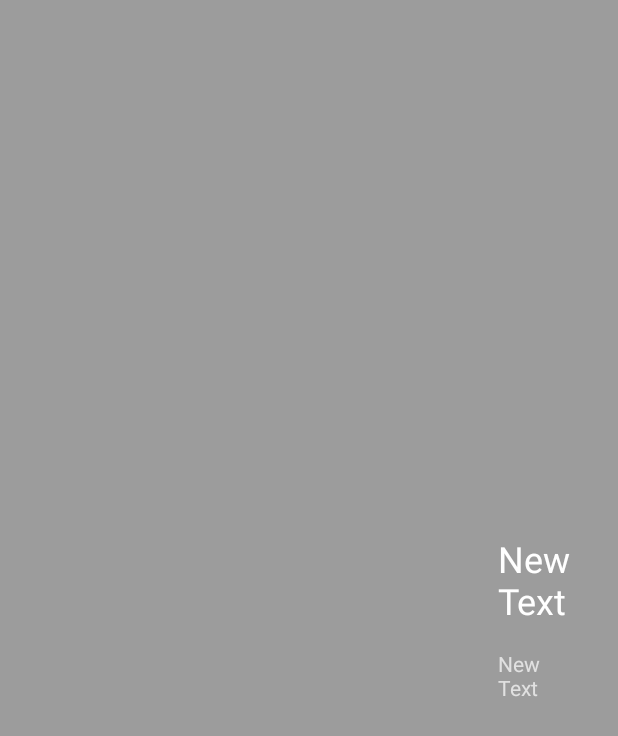
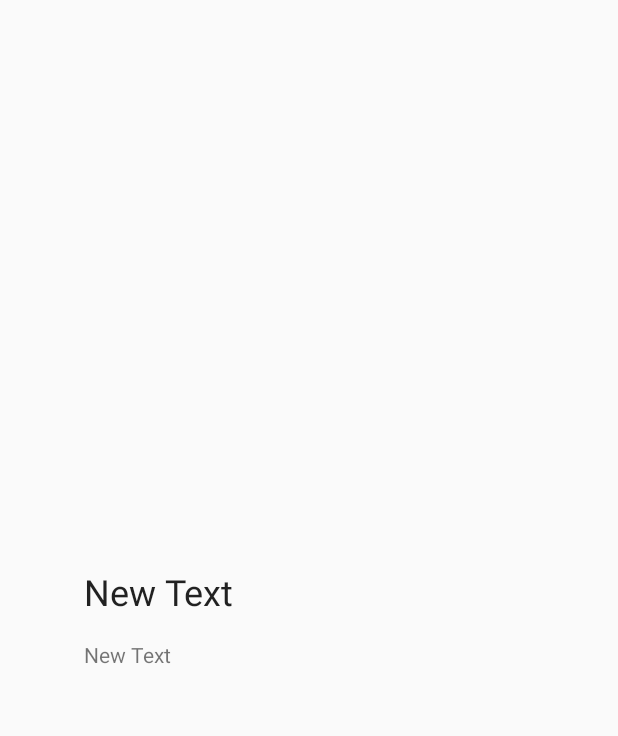
Before and after one commit to DoubleDotLabs/Letters, an Android app: the layout fragment_tutorial.xml on its own in the app's theme, with its tools: preview values and no code run, on a phone screen of 412 x 824 dp. Shown: the top 736 px of the screen. Run offline under Robolectric (Android 15) with nearby library versions, the phone set to English and light mode, and no system bars.

Commit message:
fixed the tutorial dialog thingy

```diff
--- a/app/src/main/java/com/doubledotlabs/letters/TutorialFragment.java
+++ b/app/src/main/java/com/doubledotlabs/letters/TutorialFragment.java
@@ -3,10 +3,10 @@ package com.doubledotlabs.letters;
 import android.os.Bundle;
 import android.support.annotation.Nullable;
 import android.support.v4.app.Fragment;
-import android.support.v7.widget.AppCompatImageView;
 import android.view.LayoutInflater;
 import android.view.View;
 import android.view.ViewGroup;
+import android.widget.ImageView;
 import android.widget.TextView;
 
 public class TutorialFragment extends Fragment {
@@ -16,7 +16,7 @@ public class TutorialFragment extends Fragment {
     public View onCreateView(LayoutInflater inflater, @Nullable ViewGroup container, @Nullable Bundle savedInstanceState) {
         View v = inflater.inflate(R.layout.fragment_tutorial, container, false);
 
-        ((AppCompatImageView) v.findViewById(R.id.imageView)).setImageResource(getArguments().getInt("image"));
+        ((ImageView) v.findViewById(R.id.imageView)).setImageResource(getArguments().getInt("image"));
         ((TextView) v.findViewById(R.id.title)).setText(getArguments().getString("title"));
         ((TextView) v.findViewById(R.id.content)).setText(getArguments().getString("content"));
 
--- a/app/src/main/java/com/doubledotlabs/letters/TutorialPagerAdapter.java
+++ b/app/src/main/java/com/doubledotlabs/letters/TutorialPagerAdapter.java
@@ -34,12 +34,12 @@ public class TutorialPagerAdapter extends FragmentStatePagerAdapter {
             f.setArguments(args);
             return f;
         } else {
-            return null;
+            return new Fragment();
         }
     }
 
     @Override
     public int getCount() {
-        return 2;
+        return 3;
     }
 }
--- a/app/src/main/res/drawable/ic_gesture.xml
+++ b/app/src/main/res/drawable/ic_gesture.xml
@@ -1,6 +1,6 @@
 <vector xmlns:android="http://schemas.android.com/apk/res/android"
-    android:width="24dp"
-    android:height="24dp"
+    android:width="72dp"
+    android:height="72dp"
     android:viewportWidth="24.0"
     android:viewportHeight="24.0">
     <path
--- a/app/src/main/res/drawable/ic_quote.xml
+++ b/app/src/main/res/drawable/ic_quote.xml
@@ -1,6 +1,6 @@
 <vector xmlns:android="http://schemas.android.com/apk/res/android"
-    android:width="24dp"
-    android:height="24dp"
+    android:width="72dp"
+    android:height="72dp"
     android:viewportWidth="24.0"
     android:viewportHeight="24.0">
     <path
--- a/app/src/main/res/layout/fragment_tutorial.xml
+++ b/app/src/main/res/layout/fragment_tutorial.xml
@@ -2,37 +2,37 @@
 <LinearLayout xmlns:android="http://schemas.android.com/apk/res/android"
     android:orientation="horizontal" android:layout_width="match_parent"
     android:layout_height="match_parent"
-    android:background="#60000000"
     android:gravity="center_vertical">
 
-    <android.support.v7.widget.AppCompatImageView
-        android:layout_width="196dp"
-        android:layout_height="196dp"
+    <ImageView
+        android:layout_width="wrap_content"
+        android:layout_height="match_parent"
         android:id="@+id/imageView"
-        android:layout_margin="56dp" />
+        android:layout_margin="16dp"
+        android:scaleType="fitCenter" />
 
     <LinearLayout
         android:orientation="vertical"
-        android:layout_width="match_parent"
+        android:layout_width="wrap_content"
         android:layout_height="match_parent"
         android:padding="16dp"
         android:gravity="center_vertical">
 
         <TextView
-            android:layout_width="match_parent"
+            android:layout_width="wrap_content"
             android:layout_height="wrap_content"
             android:text="New Text"
             android:id="@+id/title"
             android:textSize="24sp"
-            android:textColor="#fff"
+            android:textColor="#DE000000"
             android:layout_margin="8dp" />
 
         <TextView
-            android:layout_width="match_parent"
+            android:layout_width="wrap_content"
             android:layout_height="wrap_content"
             android:text="New Text"
             android:id="@+id/content"
             android:layout_margin="8dp"
-            android:textColor="#B3FFFFFF" />
+            android:textColor="#8A000000" />
     </LinearLayout>
 </LinearLayout>
```
Also changed, not shown: app/src/main/java/com/doubledotlabs/letters/CustomViewPager.java (added, +32 -0 lines), app/src/main/java/com/doubledotlabs/letters/LetterView.java (+3 -6 lines), app/src/main/java/com/doubledotlabs/letters/MainActivity.java (+15 -8 lines), app/src/main/java/com/doubledotlabs/letters/TutorialDialog.java (added, +38 -0 lines), app/src/main/res/layout/item_viewpager.xml (added, +11 -0 lines).
